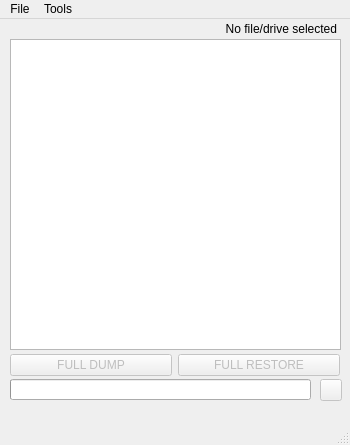
The window that NxNandManager/mainwindow.ui (eliboa/NxNandManager) describes before a commit, drawn with Qt 5.
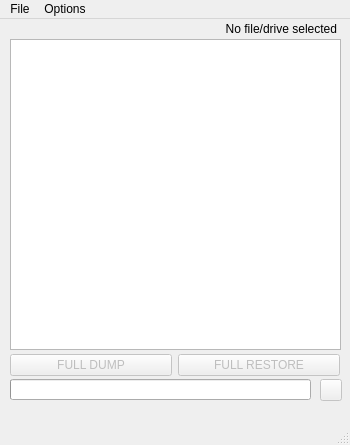
The same window after the commit. Icons and pictures are not drawn.

What changed in the file:
```diff
--- a/NxNandManager/mainwindow.ui
+++ b/NxNandManager/mainwindow.ui
@@ -702,7 +702,7 @@
    </widget>
    <widget class="QMenu" name="menuTools">
     <property name="title">
-     <string>Tools</string>
+     <string>Options</string>
     </property>
    </widget>
    <addaction name="menuFile"/>
```
Left out of the diff: 56 changed lines with no effect on the pictures.
